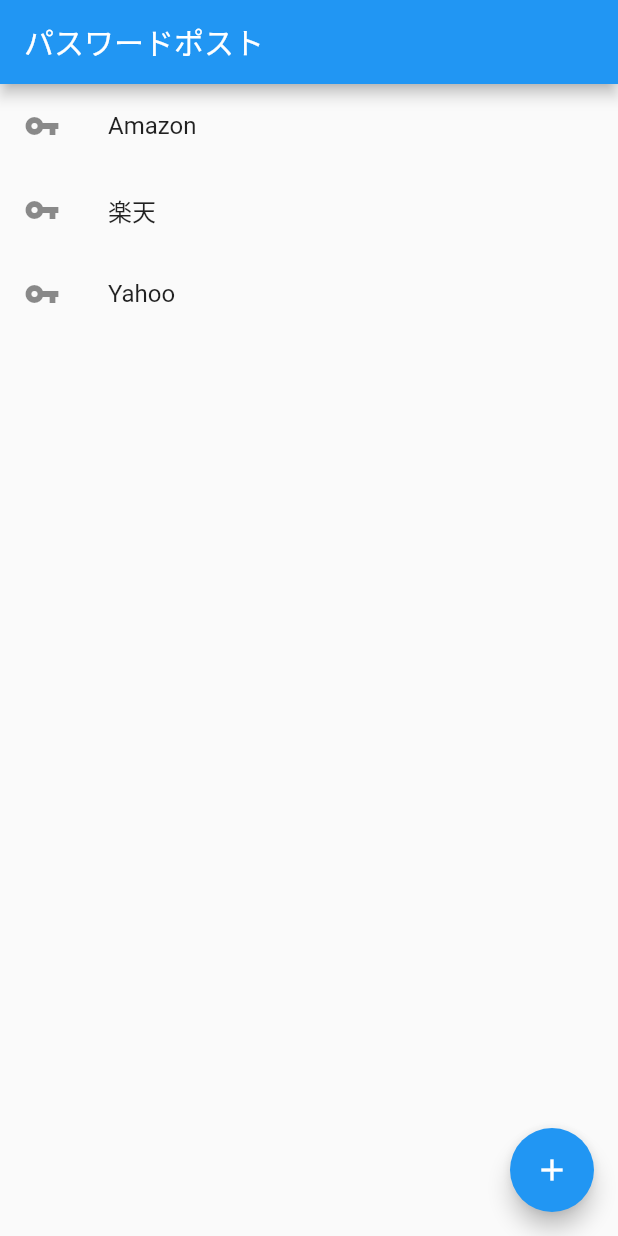
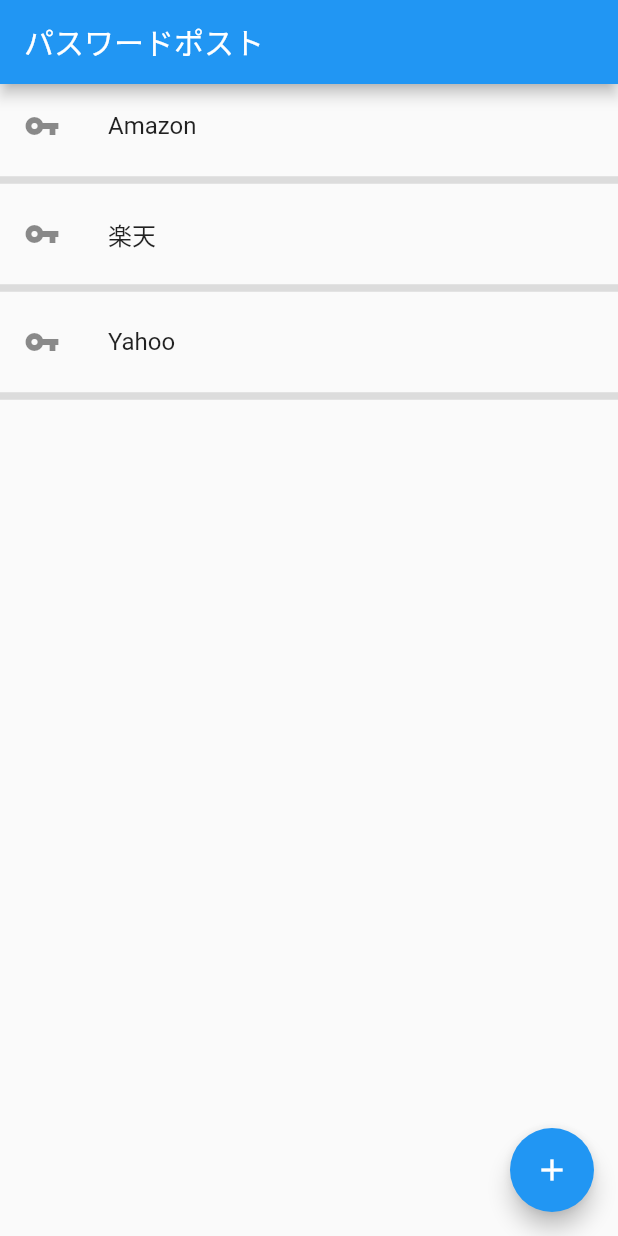
Before and after one commit to kizaki/sample_app, a Flutter app: the screen it shows after launch, on a phone screen of 412 x 824 dp. Run offline on Flutter 3.47's test engine with Material 2 defaults, Android fonts, the phone set to English and light mode, and no system bars.

Commit message:
todo リスト表示を動的に

```diff
--- a/lib/main.dart
+++ b/lib/main.dart
@@ -29,12 +29,14 @@ class MyHomePage extends StatefulWidget {
 
 class _MyHomePageState extends State<MyHomePage> {
   int _counter = 0;
+  List<String> titleList = ['Amazon', '楽天', 'Yahoo'];
 
   void _incrementCounter() {
     setState(() {
       _counter++;
     });
   }
+
   // widget: 頭が大文字だったらWidget
   // property: 頭が小文字だったらproperty
   @override
@@ -43,22 +45,20 @@ class _MyHomePageState extends State<MyHomePage> {
       appBar: AppBar(
         title: Text("パスワードポスト"),
       ),
-      body: ListView(
-        children: [ // childrenの中に子要素を入れる
-          ListTile(
-            leading: Icon(Icons.vpn_key), // 左側に何かを表示したい場合使う
-           title: Text('Amazon'),
-          ),
-          ListTile(
-            leading: Icon(Icons.vpn_key),
-            title: Text('楽天'),
-          ),
-          ListTile(
-            leading: Icon(Icons.vpn_key),
-            title: Text('Yahoo'),
-          ),
-        ],
-
+      body: ListView.builder(
+        itemCount: titleList.length, // 要素数を取得
+        itemBuilder: (BuildContext context, int i) {
+          return Column(
+            children: [
+              ListTile(
+                leading: Icon(Icons.vpn_key), // 左側に表示
+                title: Text(titleList[i]),
+              ),
+              // 線を表示
+              Divider(thickness: 5),
+            ],
+          );
+        },
       ),
       floatingActionButton: FloatingActionButton(
         onPressed: _incrementCounter,
```
